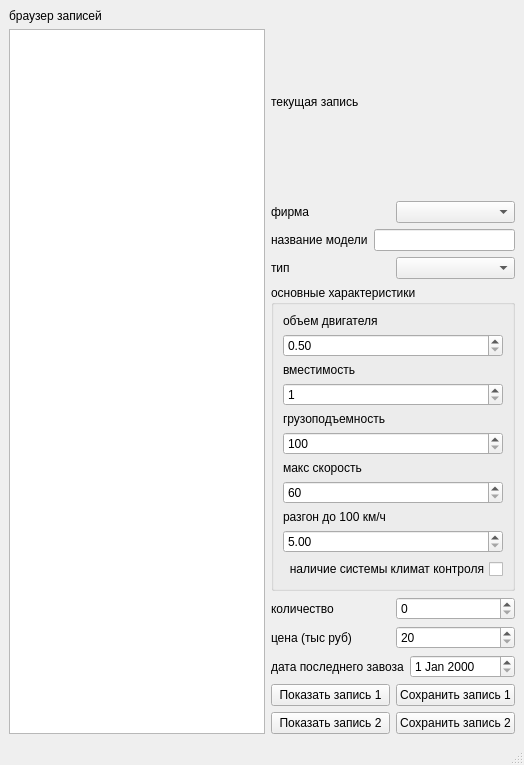
Qt form mainwindow.ui (policinskijandrej65-cell/nvtsuk1) before a commit.
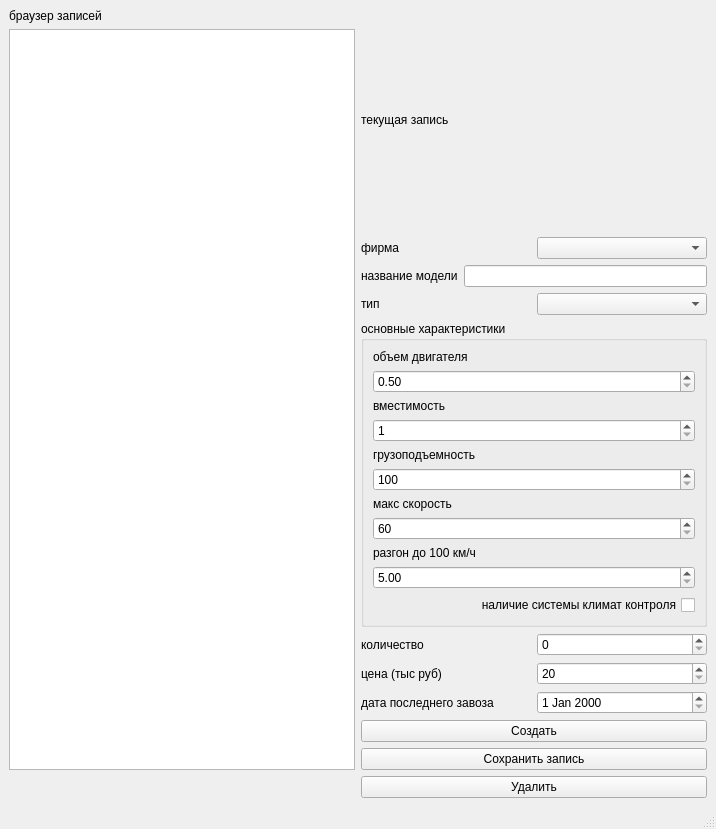
The same form after that commit.

```diff
--- a/mainwindow.ui
+++ b/mainwindow.ui
@@ -6,8 +6,8 @@
    <rect>
     <x>0</x>
     <y>0</y>
-    <width>524</width>
-    <height>765</height>
+    <width>716</width>
+    <height>829</height>
    </rect>
   </property>
   <property name="windowTitle">
@@ -18,20 +18,6 @@
   </property>
   <widget class="QWidget" name="centralwidget">
    <layout class="QGridLayout" name="gridLayout">
-    <item row="0" column="0">
-     <layout class="QVBoxLayout" name="verticalLayout">
-      <item>
-       <widget class="QLabel" name="label_7">
-        <property name="text">
-         <string>браузер записей</string>
-        </property>
-       </widget>
-      </item>
-      <item>
-       <widget class="QListWidget" name="browse_session"/>
-      </item>
-     </layout>
-    </item>
     <item row="0" column="1">
      <layout class="QVBoxLayout" name="verticalLayout_3">
       <item>
@@ -273,14 +259,7 @@
         <item>
          <widget class="QPushButton" name="Show_button1">
           <property name="text">
-           <string>Показать запись 1</string>
-          </property>
-         </widget>
-        </item>
-        <item>
-         <widget class="QPushButton" name="Save_button1">
-          <property name="text">
-           <string>Сохранить запись 1</string>
+           <string>Создать</string>
           </property>
          </widget>
         </item>
@@ -291,14 +270,7 @@
         <item>
          <widget class="QPushButton" name="Show_button2">
           <property name="text">
-           <string>Показать запись 2</string>
-          </property>
-         </widget>
-        </item>
-        <item>
-         <widget class="QPushButton" name="Save_button2">
-          <property name="text">
-           <string>Сохранить запись 2</string>
+           <string>Сохранить запись</string>
           </property>
          </widget>
         </item>
@@ -306,6 +278,27 @@
       </item>
      </layout>
     </item>
+    <item row="1" column="1">
+     <widget class="QPushButton" name="Delete_button">
+      <property name="text">
+       <string>Удалить</string>
+      </property>
+     </widget>
+    </item>
+    <item row="0" column="0">
+     <layout class="QVBoxLayout" name="verticalLayout">
+      <item>
+       <widget class="QLabel" name="label_7">
+        <property name="text">
+         <string>браузер записей</string>
+        </property>
+       </widget>
+      </item>
+      <item>
+       <widget class="QListWidget" name="browse_records"/>
+      </item>
+     </layout>
+    </item>
    </layout>
   </widget>
   <widget class="QMenuBar" name="menubar">
```
Left out of the diff: 6 changed lines with no effect on the pictures.
